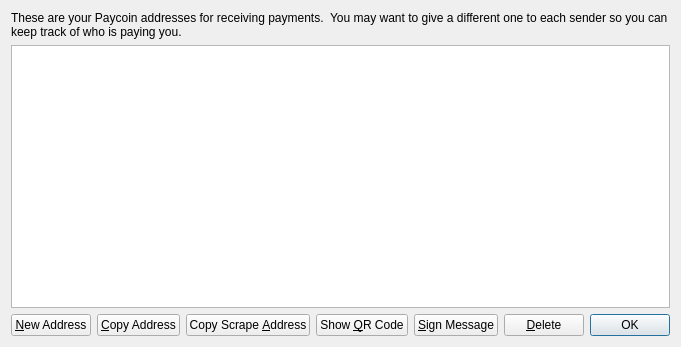
The window that src/qt/forms/addressbookpage.ui (SeppPenner/trollocoin) describes before a commit, drawn with Qt 5.
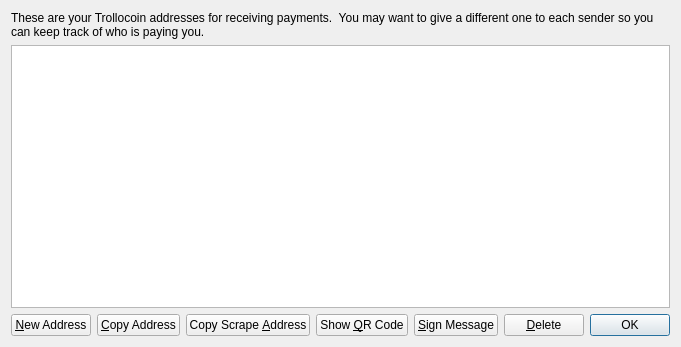
The same window after the commit. Icons and pictures are not drawn.

Commit message: Updated paycoin references.

What changed in the file:
```diff
--- a/src/qt/forms/addressbookpage.ui
+++ b/src/qt/forms/addressbookpage.ui
@@ -17,7 +17,7 @@
    <item>
     <widget class="QLabel" name="labelExplanation">
      <property name="text">
-      <string>These are your Paycoin addresses for receiving payments.  You may want to give a different one to each sender so you can keep track of who is paying you.</string>
+      <string>These are your Trollocoin addresses for receiving payments.  You may want to give a different one to each sender so you can keep track of who is paying you.</string>
      </property>
      <property name="textFormat">
       <enum>Qt::AutoText</enum>
```
The commit also changes 54 other files.
